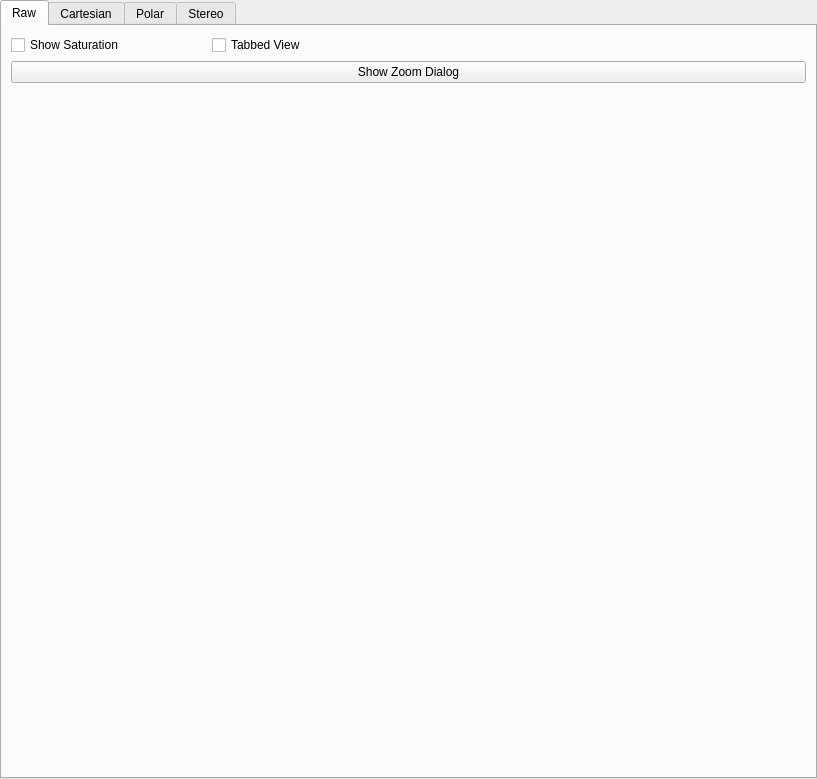
The window that hexrd/ui/resources/ui/image_mode_widget.ui (HEXRD/hexrdgui) describes before a commit, drawn with Qt 5.
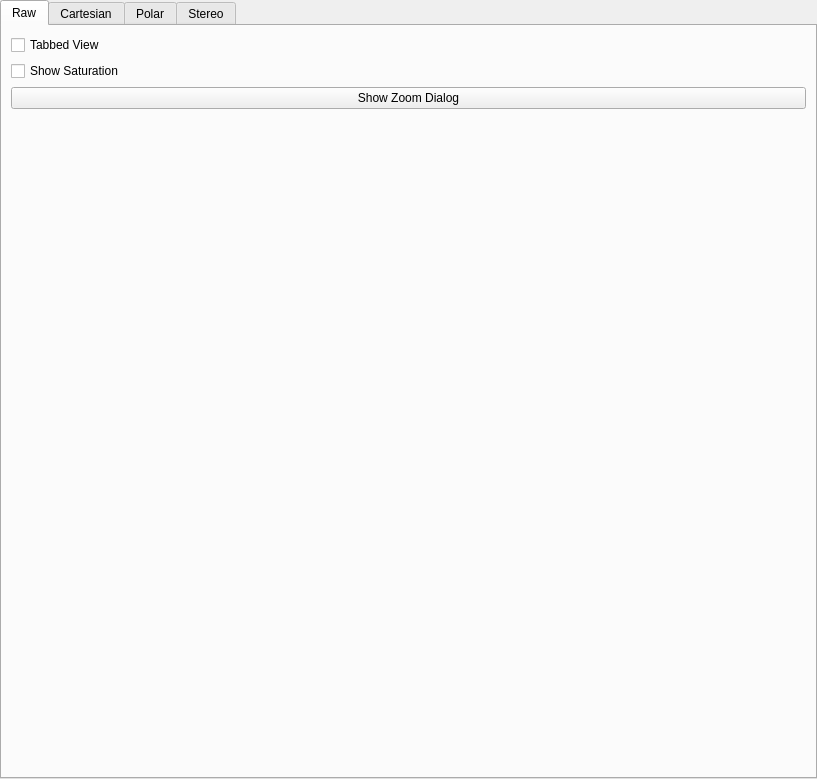
The same window after the commit. Custom widgets are drawn as their Qt base class.

Commit message: Stack raw image mode checkboxes vertically

Diff of the .ui file:
```diff
--- a/hexrd/ui/resources/ui/image_mode_widget.ui
+++ b/hexrd/ui/resources/ui/image_mode_widget.ui
@@ -61,18 +61,18 @@
       </attribute>
       <layout class="QGridLayout" name="gridLayout">
        <item row="0" column="0">
-        <layout class="QHBoxLayout" name="horizontalLayout_2">
+        <layout class="QVBoxLayout" name="verticalLayout_3">
          <item>
-          <widget class="QCheckBox" name="raw_show_saturation">
+          <widget class="QCheckBox" name="raw_tabbed_view">
            <property name="text">
-            <string>Show Saturation</string>
+            <string>Tabbed View</string>
            </property>
           </widget>
          </item>
          <item>
-          <widget class="QCheckBox" name="raw_tabbed_view">
+          <widget class="QCheckBox" name="raw_show_saturation">
            <property name="text">
-            <string>Tabbed View</string>
+            <string>Show Saturation</string>
            </property>
           </widget>
          </item>
```
